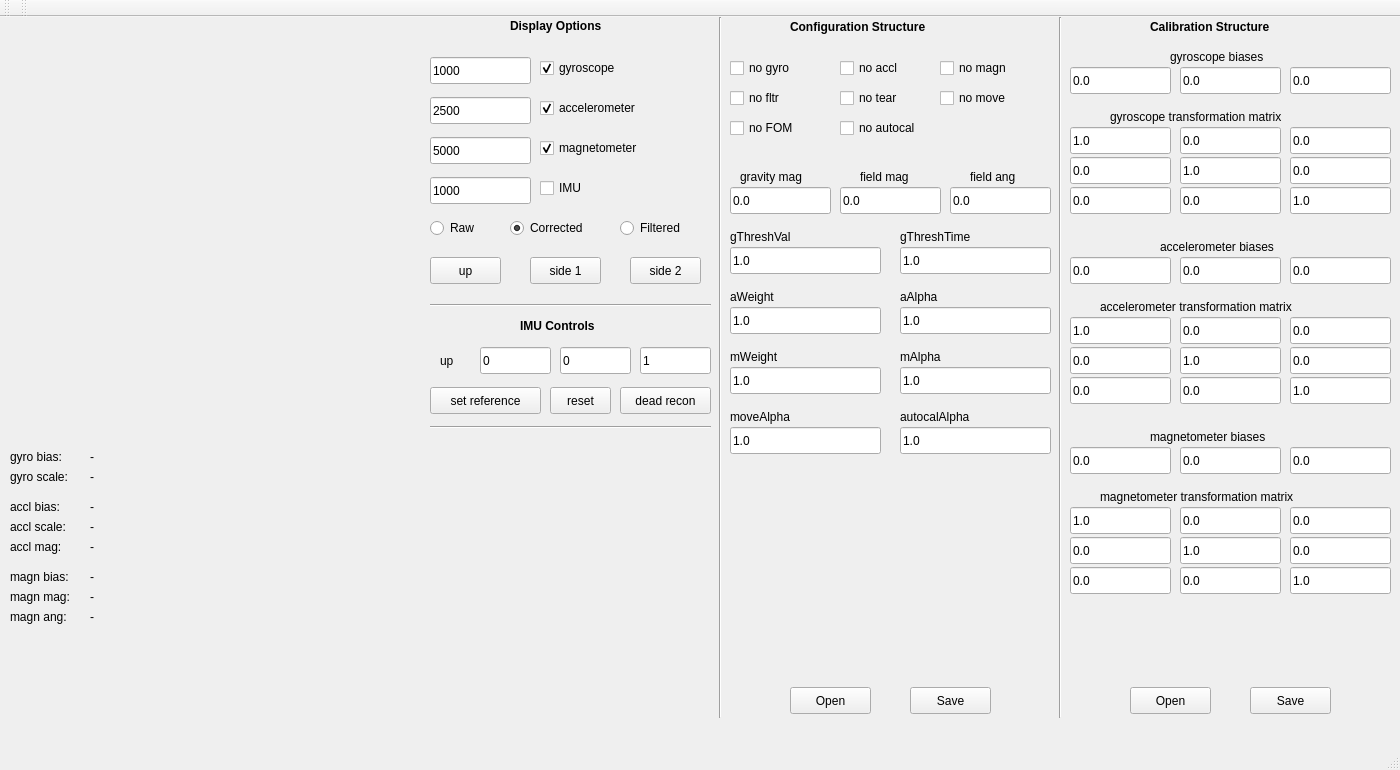
ssymeonidis/displayIMU, file display/windowGUI.ui: the form before one commit.
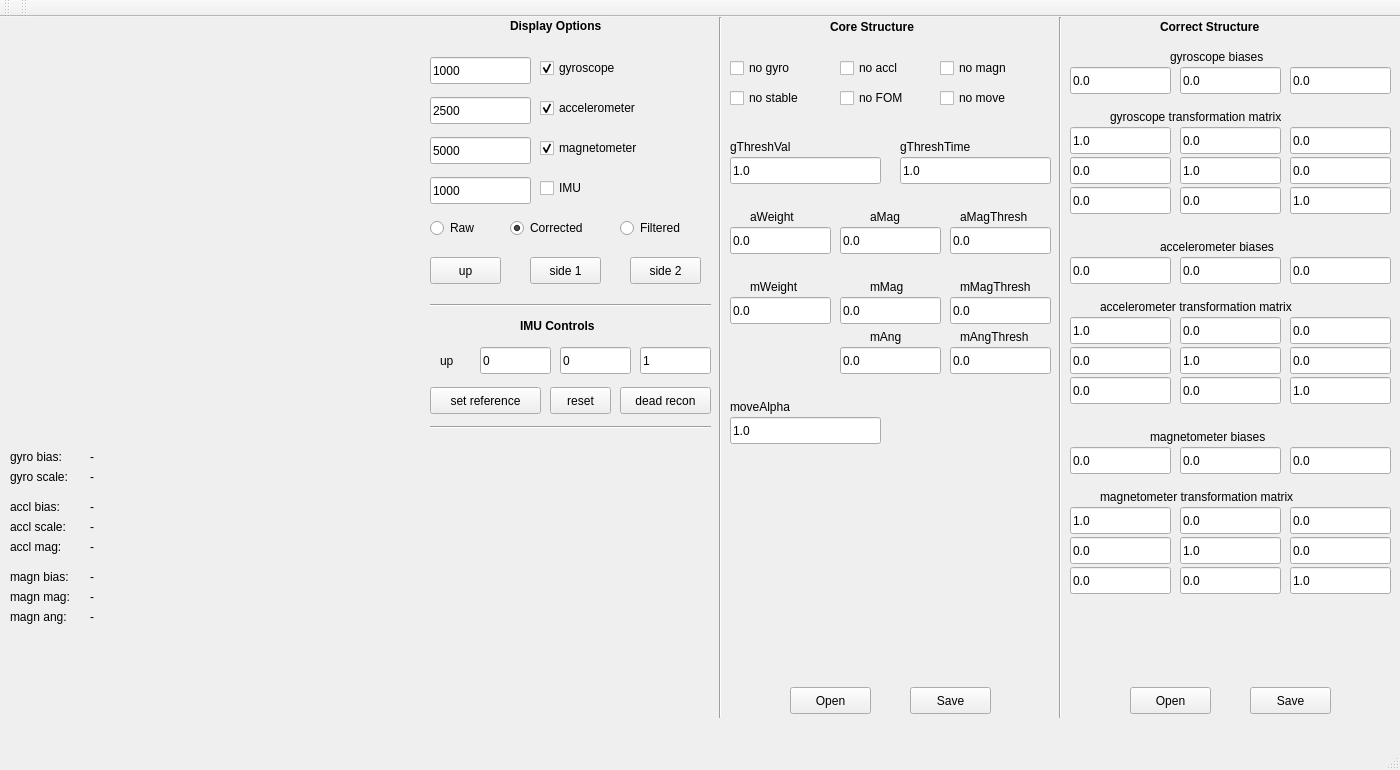
The form after the commit. Custom widgets are drawn as their Qt base class.

Commit message: updated GUI to support reworked IMU_core

Patch:
```diff
--- a/display/windowGUI.ui
+++ b/display/windowGUI.ui
@@ -967,107 +967,11 @@
      <enum>Qt::Horizontal</enum>
     </property>
    </widget>
-   <widget class="QLineEdit" name="mMag">
+   <widget class="QLabel" name="labelCore1">
     <property name="geometry">
      <rect>
-      <x>840</x>
-      <y>170</y>
-      <width>101</width>
-      <height>27</height>
-     </rect>
-    </property>
-    <property name="text">
-     <string>0.0</string>
-    </property>
-   </widget>
-   <widget class="QLineEdit" name="aMag">
-    <property name="geometry">
-     <rect>
       <x>730</x>
-      <y>170</y>
-      <width>101</width>
-      <height>27</height>
-     </rect>
-    </property>
-    <property name="text">
-     <string>0.0</string>
-    </property>
-   </widget>
-   <widget class="QLabel" name="labelCalib7">
-    <property name="geometry">
-     <rect>
-      <x>740</x>
-      <y>150</y>
-      <width>81</width>
-      <height>20</height>
-     </rect>
-    </property>
-    <property name="font">
-     <font>
-      <weight>50</weight>
-      <bold>false</bold>
-     </font>
-    </property>
-    <property name="text">
-     <string>gravity mag</string>
-    </property>
-   </widget>
-   <widget class="QLineEdit" name="mAng">
-    <property name="geometry">
-     <rect>
-      <x>950</x>
-      <y>170</y>
-      <width>101</width>
-      <height>27</height>
-     </rect>
-    </property>
-    <property name="text">
-     <string>0.0</string>
-    </property>
-   </widget>
-   <widget class="QLabel" name="labelCalib8">
-    <property name="geometry">
-     <rect>
-      <x>860</x>
-      <y>150</y>
-      <width>71</width>
-      <height>20</height>
-     </rect>
-    </property>
-    <property name="font">
-     <font>
-      <weight>50</weight>
-      <bold>false</bold>
-     </font>
-    </property>
-    <property name="text">
-     <string>field mag</string>
-    </property>
-   </widget>
-   <widget class="QLabel" name="labelCalib9">
-    <property name="geometry">
-     <rect>
-      <x>970</x>
-      <y>150</y>
-      <width>71</width>
-      <height>20</height>
-     </rect>
-    </property>
-    <property name="font">
-     <font>
-      <weight>50</weight>
-      <bold>false</bold>
-     </font>
-    </property>
-    <property name="text">
-     <string>field ang</string>
-    </property>
-   </widget>
-   <widget class="QLabel" name="labelConfig1">
-    <property name="geometry">
-     <rect>
-      <x>730</x>
-      <y>210</y>
+      <y>120</y>
       <width>121</width>
       <height>20</height>
      </rect>
@@ -1085,9 +989,9 @@
    <widget class="QLabel" name="labelConfig">
     <property name="geometry">
      <rect>
-      <x>790</x>
+      <x>830</x>
       <y>0</y>
-      <width>171</width>
+      <width>121</width>
       <height>20</height>
      </rect>
     </property>
@@ -1098,7 +1002,7 @@
      </font>
     </property>
     <property name="text">
-     <string>Configuration Structure</string>
+     <string>Core Structure</string>
     </property>
    </widget>
    <widget class="Line" name="line_v2">
@@ -1431,7 +1335,7 @@
    <widget class="QLabel" name="labelConfig_2">
     <property name="geometry">
      <rect>
-      <x>1150</x>
+      <x>1160</x>
       <y>0</y>
       <width>151</width>
       <height>20</height>
@@ -1444,7 +1348,7 @@
      </font>
     </property>
     <property name="text">
-     <string>Calibration Structure</string>
+     <string>Correct Structure</string>
     </property>
    </widget>
    <widget class="QPushButton" name="calibOpen">
@@ -1483,10 +1387,10 @@
      </rect>
     </property>
     <property name="text">
-     <string>no fltr</string>
+     <string>no stable</string>
     </property>
    </widget>
-   <widget class="QCheckBox" name="noTear">
+   <widget class="QCheckBox" name="noFOM">
     <property name="geometry">
      <rect>
       <x>840</x>
@@ -1496,7 +1400,7 @@
      </rect>
     </property>
     <property name="text">
-     <string>no tear</string>
+     <string>no FOM</string>
     </property>
    </widget>
    <widget class="QCheckBox" name="noMove">
@@ -1512,37 +1416,11 @@
      <string>no move</string>
     </property>
    </widget>
-   <widget class="QCheckBox" name="noAutocal">
-    <property name="geometry">
-     <rect>
-      <x>840</x>
-      <y>100</y>
-      <width>101</width>
-      <height>22</height>
-     </rect>
-    </property>
-    <property name="text">
-     <string>no autocal</string>
-    </property>
-   </widget>
-   <widget class="QCheckBox" name="noFOM">
-    <property name="geometry">
-     <rect>
-      <x>730</x>
-      <y>100</y>
-      <width>101</width>
-      <height>22</height>
-     </rect>
-    </property>
-    <property name="text">
-     <string>no FOM</string>
-    </property>
-   </widget>
    <widget class="QLineEdit" name="gThreshVal">
     <property name="geometry">
      <rect>
       <x>730</x>
-      <y>230</y>
+      <y>140</y>
       <width>151</width>
       <height>27</height>
      </rect>
@@ -1555,7 +1433,7 @@
     <property name="geometry">
      <rect>
       <x>900</x>
-      <y>230</y>
+      <y>140</y>
       <width>151</width>
       <height>27</height>
      </rect>
@@ -1568,7 +1446,7 @@
     <property name="geometry">
      <rect>
       <x>900</x>
-      <y>210</y>
+      <y>120</y>
       <width>121</width>
       <height>20</height>
      </rect>
@@ -1583,166 +1461,6 @@
      <string>gThreshTime</string>
     </property>
    </widget>
-   <widget class="QLabel" name="labelConfig4">
-    <property name="geometry">
-     <rect>
-      <x>900</x>
-      <y>270</y>
-      <width>121</width>
-      <height>20</height>
-     </rect>
-    </property>
-    <property name="font">
-     <font>
-      <weight>50</weight>
-      <bold>false</bold>
-     </font>
-    </property>
-    <property name="text">
-     <string>aAlpha</string>
-    </property>
-   </widget>
-   <widget class="QLabel" name="labelConfig3">
-    <property name="geometry">
-     <rect>
-      <x>730</x>
-      <y>270</y>
-      <width>121</width>
-      <height>20</height>
-     </rect>
-    </property>
-    <property name="font">
-     <font>
-      <weight>50</weight>
-      <bold>false</bold>
-     </font>
-    </property>
-    <property name="text">
-     <string>aWeight</string>
-    </property>
-   </widget>
-   <widget class="QLineEdit" name="aWeight">
-    <property name="geometry">
-     <rect>
-      <x>730</x>
-      <y>290</y>
-      <width>151</width>
-      <height>27</height>
-     </rect>
-    </property>
-    <property name="text">
-     <string>1.0</string>
-    </property>
-   </widget>
-   <widget class="QLineEdit" name="aAlpha">
-    <property name="geometry">
-     <rect>
-      <x>900</x>
-      <y>290</y>
-      <width>151</width>
-      <height>27</height>
-     </rect>
-    </property>
-    <property name="text">
-     <string>1.0</string>
-    </property>
-   </widget>
-   <widget class="QLineEdit" name="mAlpha">
-    <property name="geometry">
-     <rect>
-      <x>900</x>
-      <y>350</y>
-      <width>151</width>
-      <height>27</height>
-     </rect>
-    </property>
-    <property name="text">
-     <string>1.0</string>
-    </property>
-   </widget>
-   <widget class="QLabel" name="labelConfig6">
-    <property name="geometry">
-     <rect>
-      <x>900</x>
-      <y>330</y>
-      <width>121</width>
-      <height>20</height>
-     </rect>
-    </property>
-    <property name="font">
-     <font>
-      <weight>50</weight>
-      <bold>false</bold>
-     </font>
-    </property>
-    <property name="text">
-     <string>mAlpha</string>
-    </property>
-   </widget>
-   <widget class="QLineEdit" name="mWeight">
-    <property name="geometry">
-     <rect>
-      <x>730</x>
-      <y>350</y>
-      <width>151</width>
-      <height>27</height>
-     </rect>
-    </property>
-    <property name="text">
-     <string>1.0</string>
-    </property>
-   </widget>
-   <widget class="QLabel" name="labelConfig5">
-    <property name="geometry">
-     <rect>
-      <x>730</x>
-      <y>330</y>
-      <width>121</width>
-      <height>20</height>
-     </rect>
-    </property>
-    <property name="font">
-     <font>
-      <weight>50</weight>
-      <bold>false</bold>
-     </font>
-    </property>
-    <property name="text">
-     <string>mWeight</string>
-    </property>
-   </widget>
-   <widget class="QLineEdit" name="autocalAlpha">
-    <property name="geometry">
-     <rect>
-      <x>900</x>
-      <y>410</y>
-      <width>151</width>
-      <height>27</height>
-     </rect>
-    </property>
-    <property name="text">
-     <string>1.0</string>
-    </property>
-   </widget>
-   <widget class="QLabel" name="labelConfig8">
-    <property name="geometry">
-     <rect>
-      <x>900</x>
-      <y>390</y>
-      <width>121</width>
-      <height>20</height>
-     </rect>
-    </property>
-    <property name="font">
-     <font>
-      <weight>50</weight>
-      <bold>false</bold>
-     </font>
-    </property>
-    <property name="text">
-     <string>autocalAlpha</string>
-    </property>
-   </widget>
    <widget class="QPushButton" name="configSave">
     <property name="geometry">
      <rect>
@@ -1814,9 +1532,41 @@
    <widget class="QLabel" name="labelConfig7">
     <property name="geometry">
      <rect>
+      <x>960</x>
+      <y>190</y>
+      <width>91</width>
+      <height>20</height>
+     </rect>
+    </property>
+    <property name="font">
+     <font>
+      <weight>50</weight>
+      <bold>false</bold>
+     </font>
+    </property>
+    <property name="text">
+     <string>aMagThresh</string>
+    </property>
+   </widget>
+   <widget class="QLineEdit" name="aWeight">
+    <property name="geometry">
+     <rect>
       <x>730</x>
-      <y>390</y>
-      <width>121</width>
+      <y>210</y>
+      <width>101</width>
+      <height>27</height>
+     </rect>
+    </property>
+    <property name="text">
+     <string>0.0</string>
+    </property>
+   </widget>
+   <widget class="QLabel" name="labelCore3">
+    <property name="geometry">
+     <rect>
+      <x>750</x>
+      <y>190</y>
+      <width>61</width>
       <height>20</height>
      </rect>
     </property>
@@ -1827,14 +1577,219 @@
      </font>
     </property>
     <property name="text">
-     <string>moveAlpha</string>
+     <string>aWeight</string>
+    </property>
+   </widget>
+   <widget class="QLabel" name="labelCore4">
+    <property name="geometry">
+     <rect>
+      <x>870</x>
+      <y>190</y>
+      <width>71</width>
+      <height>20</height>
+     </rect>
+    </property>
+    <property name="font">
+     <font>
+      <weight>50</weight>
+      <bold>false</bold>
+     </font>
+    </property>
+    <property name="text">
+     <string>aMag</string>
+    </property>
+   </widget>
+   <widget class="QLineEdit" name="aMagThresh">
+    <property name="geometry">
+     <rect>
+      <x>950</x>
+      <y>210</y>
+      <width>101</width>
+      <height>27</height>
+     </rect>
+    </property>
+    <property name="text">
+     <string>0.0</string>
+    </property>
+   </widget>
+   <widget class="QLineEdit" name="aMag">
+    <property name="geometry">
+     <rect>
+      <x>840</x>
+      <y>210</y>
+      <width>101</width>
+      <height>27</height>
+     </rect>
+    </property>
+    <property name="text">
+     <string>0.0</string>
+    </property>
+   </widget>
+   <widget class="QLineEdit" name="mMag">
+    <property name="geometry">
+     <rect>
+      <x>840</x>
+      <y>280</y>
+      <width>101</width>
+      <height>27</height>
+     </rect>
+    </property>
+    <property name="text">
+     <string>0.0</string>
+    </property>
+   </widget>
+   <widget class="QLabel" name="labelCore6">
+    <property name="geometry">
+     <rect>
+      <x>750</x>
+      <y>260</y>
+      <width>61</width>
+      <height>20</height>
+     </rect>
+    </property>
+    <property name="font">
+     <font>
+      <weight>50</weight>
+      <bold>false</bold>
+     </font>
+    </property>
+    <property name="text">
+     <string>mWeight</string>
+    </property>
+   </widget>
+   <widget class="QLabel" name="labelCore7">
+    <property name="geometry">
+     <rect>
+      <x>870</x>
+      <y>260</y>
+      <width>71</width>
+      <height>20</height>
+     </rect>
+    </property>
+    <property name="font">
+     <font>
+      <weight>50</weight>
+      <bold>false</bold>
+     </font>
+    </property>
+    <property name="text">
+     <string>mMag</string>
+    </property>
+   </widget>
+   <widget class="QLineEdit" name="mWeight">
+    <property name="geometry">
+     <rect>
+      <x>730</x>
+      <y>280</y>
+      <width>101</width>
+      <height>27</height>
+     </rect>
+    </property>
+    <property name="text">
+     <string>0.0</string>
+    </property>
+   </widget>
+   <widget class="QLabel" name="labelCore8">
+    <property name="geometry">
+     <rect>
+      <x>960</x>
+      <y>260</y>
+      <width>91</width>
+      <height>20</height>
+     </rect>
+    </property>
+    <property name="font">
+     <font>
+      <weight>50</weight>
+      <bold>false</bold>
+     </font>
+    </property>
+    <property name="text">
+     <string>mMagThresh</string>
+    </property>
+   </widget>
+   <widget class="QLineEdit" name="mMagThresh">
+    <property name="geometry">
+     <rect>
+      <x>950</x>
+      <y>280</y>
+      <width>101</width>
+      <height>27</height>
+     </rect>
+    </property>
+    <property name="text">
+     <string>0.0</string>
+    </property>
+   </widget>
+   <widget class="QLineEdit" name="mAng">
+    <property name="geometry">
+     <rect>
+      <x>840</x>
+      <y>330</y>
+      <width>101</width>
+      <height>27</height>
+     </rect>
+    </property>
+    <property name="text">
+     <string>0.0</string>
+    </property>
+   </widget>
+   <widget class="QLabel" name="labelCore9">
+    <property name="geometry">
+     <rect>
+      <x>870</x>
+      <y>310</y>
+      <width>71</width>
+      <height>20</height>
+     </rect>
+    </property>
+    <property name="font">
+     <font>
+      <weight>50</weight>
+      <bold>false</bold>
+     </font>
+    </property>
+    <property name="text">
+     <string>mAng</string>
+    </property>
+   </widget>
+   <widget class="QLabel" name="labelCore10">
+    <property name="geometry">
+     <rect>
+      <x>960</x>
+      <y>310</y>
+      <width>91</width>
+      <height>20</height>
+     </rect>
+    </property>
+    <property name="font">
+     <font>
+      <weight>50</weight>
+      <bold>false</bold>
+     </font>
+    </property>
+    <property name="text">
+     <string>mAngThresh</string>
+    </property>
+   </widget>
+   <widget class="QLineEdit" name="mAngThresh">
+    <property name="geometry">
+     <rect>
+      <x>950</x>
+      <y>330</y>
+      <width>101</width>
+      <height>27</height>
+     </rect>
+    </property>
+    <property name="text">
+     <string>0.0</string>
     </property>
    </widget>
    <widget class="QLineEdit" name="moveAlpha">
     <property name="geometry">
      <rect>
       <x>730</x>
-      <y>410</y>
+      <y>400</y>
       <width>151</width>
       <height>27</height>
      </rect>
@@ -1843,6 +1798,25 @@
      <string>1.0</string>
     </property>
    </widget>
+   <widget class="QLabel" name="labelCore11">
+    <property name="geometry">
+     <rect>
+      <x>730</x>
+      <y>380</y>
+      <width>121</width>
+      <height>20</height>
+     </rect>
+    </property>
+    <property name="font">
+     <font>
+      <weight>50</weight>
+      <bold>false</bold>
+     </font>
+    </property>
+    <property name="text">
+     <string>moveAlpha</string>
+    </property>
+   </widget>
   </widget>
   <widget class="QMenuBar" name="menuBar">
    <property name="geometry">
```
Left out of the diff: 210 changed lines with no effect on the pictures. The commit also changes 9 other files.
